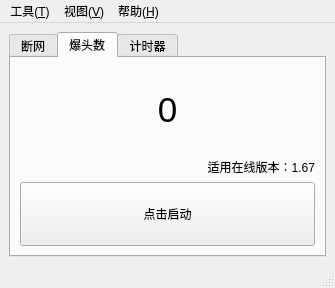
The window that Act3SpeedrunTool/MainWindow.ui (SkyD666/Act3SpeedrunTool) describes before a commit, drawn with Qt 5.
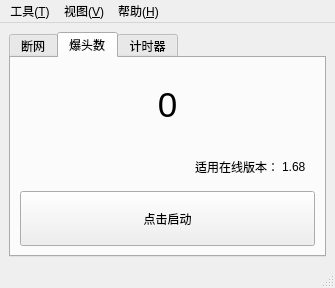
The same window after the commit. The open tabs and pages were chosen to show the change. Icons and pictures are not drawn.

Patch:
```diff
--- a/Act3SpeedrunTool/MainWindow.ui
+++ b/Act3SpeedrunTool/MainWindow.ui
@@ -245,6 +245,18 @@
          </spacer>
         </item>
         <item>
+         <widget class="QWidget" name="horizontalWidget" native="true">
+          <property name="sizePolicy">
+           <sizepolicy hsizetype="Preferred" vsizetype="Maximum">
+            <horstretch>0</horstretch>
+            <verstretch>0</verstretch>
+           </sizepolicy>
+          </property>
+          <layout class="QHBoxLayout" name="horizontalLayout_2">
+           <property name="spacing">
+            <number>3</number>
+           </property>
+           <item>
          <widget class="QLabel" name="label_2">
           <property name="sizePolicy">
            <sizepolicy hsizetype="Preferred" vsizetype="Maximum">
@@ -253,11 +265,27 @@
            </sizepolicy>
           </property>
           <property name="text">
-           <string>适用在线版本：1.67</string>
+              <string>适用在线版本：</string>
           </property>
           <property name="alignment">
            <set>Qt::AlignRight|Qt::AlignTrailing|Qt::AlignVCenter</set>
           </property>
+            </widget>
+           </item>
+           <item>
+            <widget class="QLabel" name="label_3">
+             <property name="sizePolicy">
+              <sizepolicy hsizetype="Maximum" vsizetype="Preferred">
+               <horstretch>0</horstretch>
+               <verstretch>0</verstretch>
+              </sizepolicy>
+             </property>
+             <property name="text">
+              <string notr="true">1.68</string>
+             </property>
+            </widget>
+           </item>
+          </layout>
          </widget>
         </item>
         <item>
```
Left out of the diff: 2 changed lines with no effect on the pictures. Lines whose indentation alone changed are shown as unchanged.
